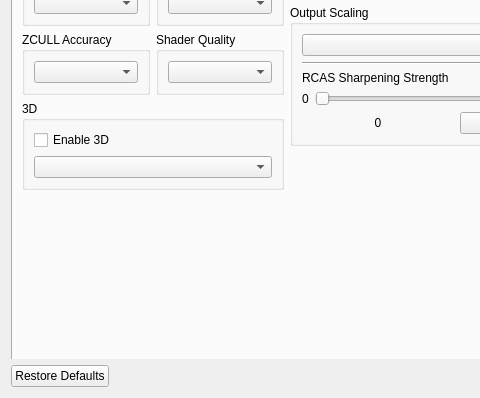
Old version of the form rpcs3/rpcs3qt/settings_dialog.ui in the repository RPCS3/rpcs3; both pictures show x 0 to 480 and y 290 to 688 of the 856 by 688 pixel window.
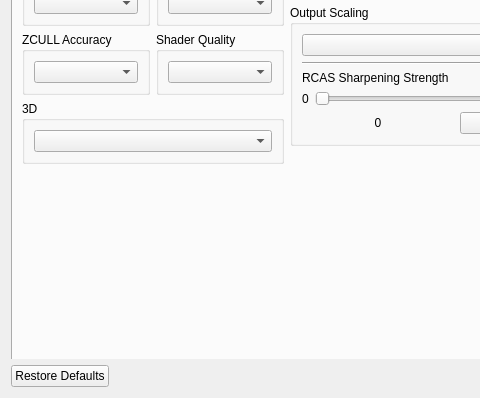
New version of the form. The open tabs and pages were chosen to show the change. Icons and pictures are not drawn.

```diff
--- a/rpcs3/rpcs3qt/settings_dialog.ui
+++ b/rpcs3/rpcs3qt/settings_dialog.ui
@@ -565,13 +565,6 @@
                <string>3D</string>
               </property>
               <layout class="QVBoxLayout" name="gb_stereo_layout">
-              <item>
-                <widget class="QCheckBox" name="Enable3D">
-                 <property name="text">
-                  <string>Enable 3D</string>
-                 </property>
-                </widget>
-               </item>
                <item>
                 <widget class="QComboBox" name="stereoRenderMode"/>
                </item>
```
